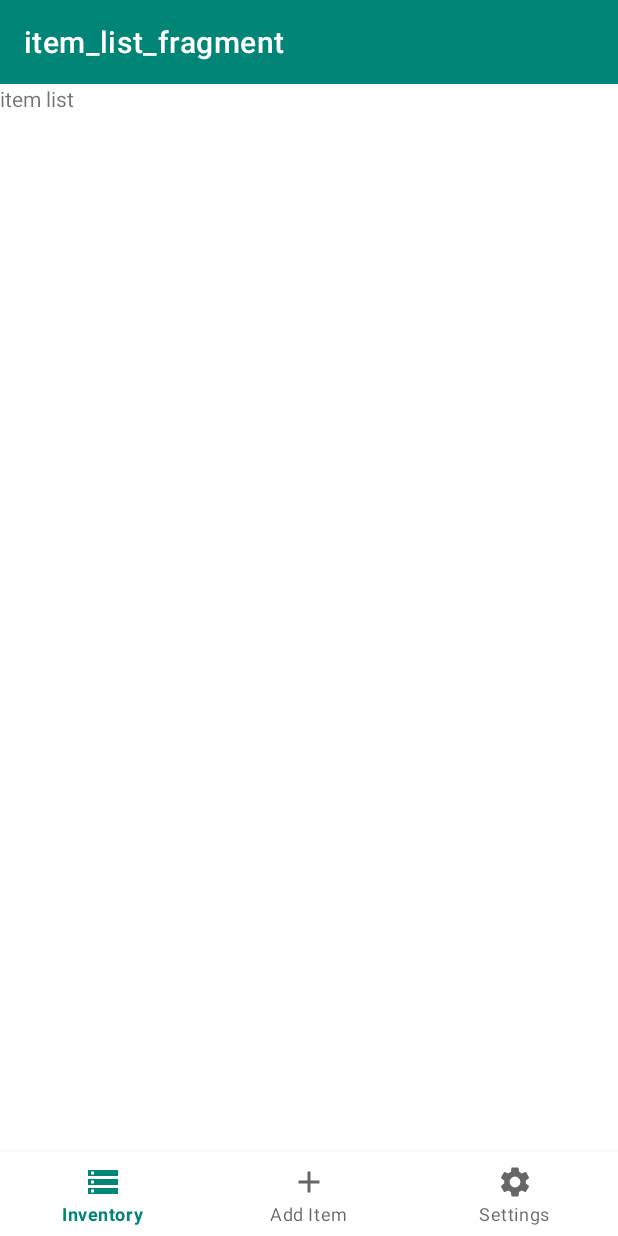
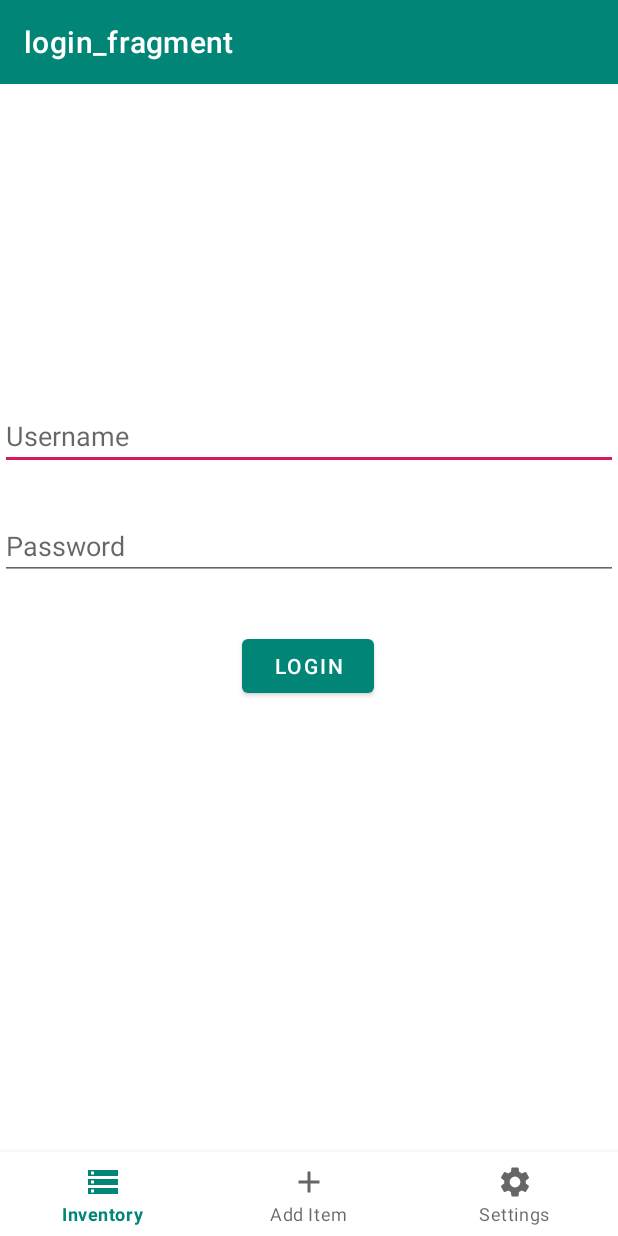
Before and after one commit to GlennvanWezel/MI4Home, an Android app: the screen it shows after launch (ItemsActivity), on a phone screen of 412 x 824 dp. Run offline under Robolectric (Android 15) with nearby library versions, the phone set to English and light mode, and no system bars; our stand-ins replace Firebase (no records; nobody signed in at launch, a user with empty details on screens opened directly), navigation-ui.

Commit message:
login, task is not yet finished (zoek opnieuw op hoe men asynchrone calls doet)

```diff
--- a/app/src/main/res/layout/login_fragment.xml
+++ b/app/src/main/res/layout/login_fragment.xml
@@ -1,14 +1,29 @@
 <?xml version="1.0" encoding="utf-8"?>
-<FrameLayout
+<androidx.constraintlayout.widget.ConstraintLayout
         xmlns:android="http://schemas.android.com/apk/res/android"
         xmlns:tools="http://schemas.android.com/tools"
         android:layout_width="match_parent"
-        android:layout_height="match_parent"
+        android:layout_height="match_parent" xmlns:app="http://schemas.android.com/apk/res-auto"
         tools:context=".ui.login.LoginFragment">
 
-    <TextView
-            android:layout_width="match_parent"
-            android:layout_height="match_parent"
-            android:text="login"/>
+    <EditText android:id="@+id/editText_username" app:layout_constraintTop_toTopOf="parent"
+              app:layout_constraintLeft_toLeftOf="parent" android:layout_width="match_parent"
+              android:layout_height="wrap_content" android:hint="@string/username"
+              android:inputType="text" android:layout_marginTop="212dp"/>
 
-</FrameLayout>
+    <EditText android:id="@+id/editText_password" app:layout_constraintTop_toBottomOf="@id/editText_username"
+              app:layout_constraintLeft_toLeftOf="parent" android:layout_width="match_parent"
+              android:layout_height="wrap_content" android:hint="@string/password"
+              android:inputType="textPassword" android:layout_marginTop="28dp"/>
+    <Button
+            app:layout_constraintTop_toBottomOf="@id/editText_password"
+            app:layout_constraintBottom_toBottomOf="parent"
+            app:layout_constraintLeft_toLeftOf="parent"
+            app:layout_constraintRight_toRightOf="parent"
+            android:text="@string/login"
+            android:layout_width="wrap_content"
+            android:layout_height="wrap_content"
+            android:id="@+id/login_btn" app:layout_constraintHorizontal_bias="0.498"
+            app:layout_constraintVertical_bias="0.099"/>
+
+</androidx.constraintlayout.widget.ConstraintLayout>
--- a/app/src/main/res/navigation/mobile_navigation.xml
+++ b/app/src/main/res/navigation/mobile_navigation.xml
@@ -1,7 +1,7 @@
 <?xml version="1.0" encoding="utf-8"?>
 <navigation xmlns:android="http://schemas.android.com/apk/res/android"
             xmlns:app="http://schemas.android.com/apk/res-auto"
-            xmlns:tools="http://schemas.android.com/tools" android:id="@+id/mobile_navigation" app:startDestination="@id/itemListFragment">
+            xmlns:tools="http://schemas.android.com/tools" android:id="@+id/mobile_navigation" app:startDestination="@id/loginFragment">
 
     <fragment android:id="@+id/settingsFragment" android:name="com.example.mi4.ui.settings.SettingsFragment"
               android:label="SettingsFragment"/>
@@ -9,4 +9,13 @@
               android:label="item_list_fragment" tools:layout="@layout/item_list_fragment"/>
     <fragment android:id="@+id/addItemFragment" android:name="com.example.mi4.ui.items.manage.AddItemFragment"
               android:label="add_item_fragment" tools:layout="@layout/add_item_fragment"/>
+    <fragment android:id="@+id/loginFragment" android:name="com.example.mi4.ui.login.LoginFragment"
+              android:label="login_fragment" tools:layout="@layout/login_fragment">
+        <action android:id="@+id/action_loginFragment_to_registerFragment" app:destination="@id/registerFragment"/>
+        <action android:id="@+id/action_loginFragment_to_itemListFragment" app:destination="@id/itemListFragment"/>
+    </fragment>
+    <fragment android:id="@+id/registerFragment" android:name="com.example.mi4.ui.register.RegisterFragment"
+              android:label="register_fragment" tools:layout="@layout/register_fragment">
+        <action android:id="@+id/action_registerFragment_to_itemListFragment" app:destination="@id/itemListFragment"/>
+    </fragment>
 </navigation>
--- a/app/src/main/res/values/strings.xml
+++ b/app/src/main/res/values/strings.xml
@@ -1,3 +1,6 @@
 <resources>
     <string name="app_name">MI4</string>
+    <string name="username">Username</string>
+    <string name="login">Login</string>
+    <string name="password">Password</string>
 </resources>
```
Also changed, not shown: app/src/main/java/com/example/mi4/ui/ItemsActivity.kt (+7 -0 lines), app/src/main/java/com/example/mi4/ui/login/LoginFragment.kt (+15 -1 lines), app/src/main/java/com/example/mi4/ui/login/LoginViewModel.kt (+8 -0 lines).
